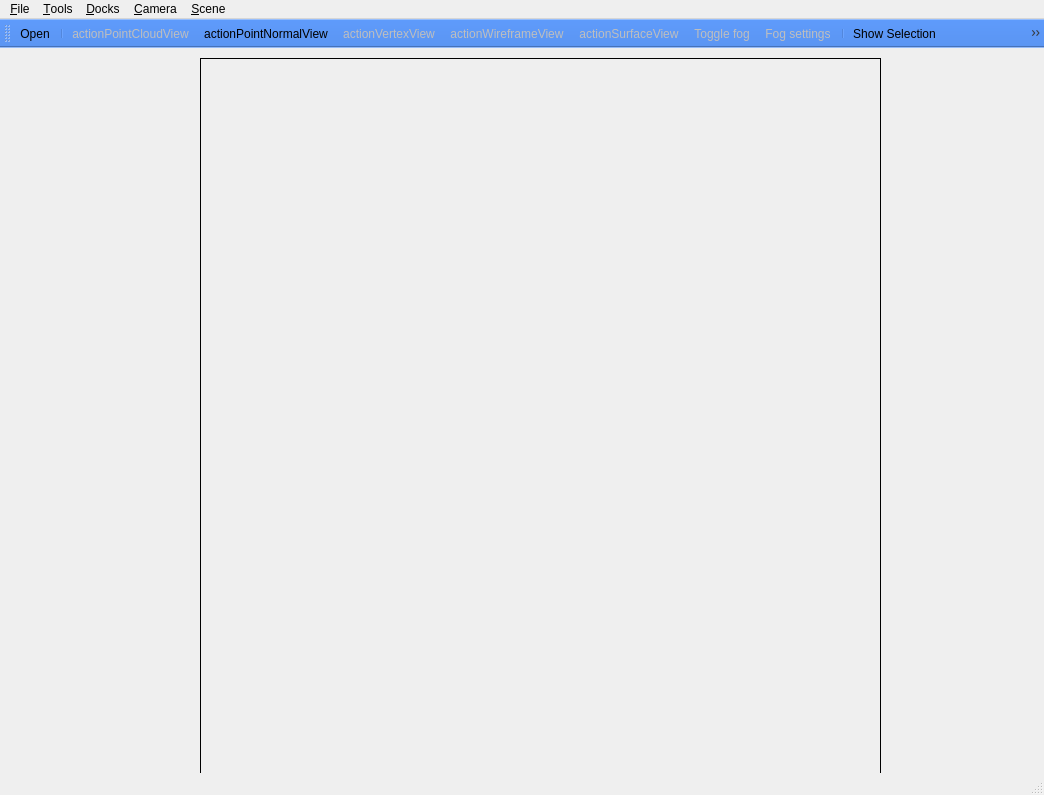
Above: src/qglviewer/ui/MainWindow.ui from uos/lvr2 before the change. Below: the same form after it.
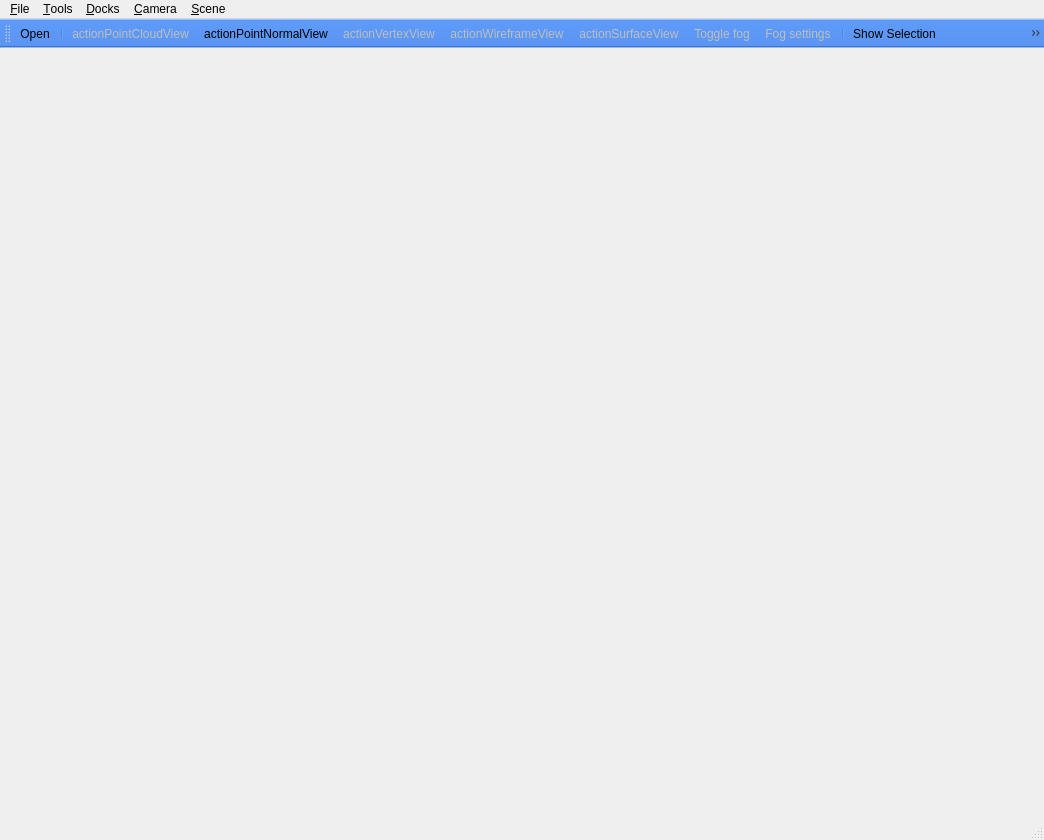
That is the form after the change. Icons and pictures are not drawn.

The edit to the form file:
```diff
--- a/src/qglviewer/ui/MainWindow.ui
+++ b/src/qglviewer/ui/MainWindow.ui
@@ -7,7 +7,7 @@
     <x>0</x>
     <y>0</y>
     <width>1044</width>
-    <height>795</height>
+    <height>840</height>
    </rect>
   </property>
   <property name="sizePolicy">
@@ -31,439 +31,7 @@
   <property name="windowTitle">
    <string>MainWindow</string>
   </property>
-  <widget class="QWidget" name="centralwidget">
-   <widget class="QFrame" name="renderFrame">
-    <property name="geometry">
-     <rect>
-      <x>200</x>
-      <y>10</y>
-      <width>681</width>
-      <height>731</height>
-     </rect>
-    </property>
-    <property name="palette">
-     <palette>
-      <active>
-       <colorrole role="WindowText">
-        <brush brushstyle="SolidPattern">
-         <color alpha="255">
-          <red>255</red>
-          <green>255</green>
-          <blue>255</blue>
-         </color>
-        </brush>
-       </colorrole>
-       <colorrole role="Button">
-        <brush brushstyle="SolidPattern">
-         <color alpha="255">
-          <red>0</red>
-          <green>0</green>
-          <blue>0</blue>
-         </color>
-        </brush>
-       </colorrole>
-       <colorrole role="Light">
-        <brush brushstyle="SolidPattern">
-         <color alpha="255">
-          <red>0</red>
-          <green>0</green>
-          <blue>0</blue>
-         </color>
-        </brush>
-       </colorrole>
-       <colorrole role="Midlight">
-        <brush brushstyle="SolidPattern">
-         <color alpha="255">
-          <red>0</red>
-          <green>0</green>
-          <blue>0</blue>
-         </color>
-        </brush>
-       </colorrole>
-       <colorrole role="Dark">
-        <brush brushstyle="SolidPattern">
-         <color alpha="255">
-          <red>0</red>
-          <green>0</green>
-          <blue>0</blue>
-         </color>
-        </brush>
-       </colorrole>
-       <colorrole role="Mid">
-        <brush brushstyle="SolidPattern">
-         <color alpha="255">
-          <red>0</red>
-          <green>0</green>
-          <blue>0</blue>
-         </color>
-        </brush>
-       </colorrole>
-       <colorrole role="Text">
-        <brush brushstyle="SolidPattern">
-         <color alpha="255">
-          <red>255</red>
-          <green>255</green>
-          <blue>255</blue>
-         </color>
-        </brush>
-       </colorrole>
-       <colorrole role="BrightText">
-        <brush brushstyle="SolidPattern">
-         <color alpha="255">
-          <red>255</red>
-          <green>255</green>
-          <blue>255</blue>
-         </color>
-        </brush>
-       </colorrole>
-       <colorrole role="ButtonText">
-        <brush brushstyle="SolidPattern">
-         <color alpha="255">
-          <red>255</red>
-          <green>255</green>
-          <blue>255</blue>
-         </color>
-        </brush>
-       </colorrole>
-       <colorrole role="Base">
-        <brush brushstyle="SolidPattern">
-         <color alpha="255">
-          <red>0</red>
-          <green>0</green>
-          <blue>0</blue>
-         </color>
-        </brush>
-       </colorrole>
-       <colorrole role="Window">
-        <brush brushstyle="SolidPattern">
-         <color alpha="255">
-          <red>0</red>
-          <green>0</green>
-          <blue>0</blue>
-         </color>
-        </brush>
-       </colorrole>
-       <colorrole role="Shadow">
-        <brush brushstyle="SolidPattern">
-         <color alpha="255">
-          <red>0</red>
-          <green>0</green>
-          <blue>0</blue>
-         </color>
-        </brush>
-       </colorrole>
-       <colorrole role="AlternateBase">
-        <brush brushstyle="SolidPattern">
-         <color alpha="255">
-          <red>0</red>
-          <green>0</green>
-          <blue>0</blue>
-         </color>
-        </brush>
-       </colorrole>
-       <colorrole role="ToolTipBase">
-        <brush brushstyle="SolidPattern">
-         <color alpha="255">
-          <red>255</red>
-          <green>255</green>
-          <blue>220</blue>
-         </color>
-        </brush>
-       </colorrole>
-       <colorrole role="ToolTipText">
-        <brush brushstyle="SolidPattern">
-         <color alpha="255">
-          <red>0</red>
-          <green>0</green>
-          <blue>0</blue>
-         </color>
-        </brush>
-       </colorrole>
-      </active>
-      <inactive>
-       <colorrole role="WindowText">
-        <brush brushstyle="SolidPattern">
-         <color alpha="255">
-          <red>255</red>
-          <green>255</green>
-          <blue>255</blue>
-         </color>
-        </brush>
-       </colorrole>
-       <colorrole role="Button">
-        <brush brushstyle="SolidPattern">
-         <color alpha="255">
-          <red>0</red>
-          <green>0</green>
-          <blue>0</blue>
-         </color>
-        </brush>
-       </colorrole>
-       <colorrole role="Light">
-        <brush brushstyle="SolidPattern">
-         <color alpha="255">
-          <red>0</red>
-          <green>0</green>
-          <blue>0</blue>
-         </color>
-        </brush>
-       </colorrole>
-       <colorrole role="Midlight">
-        <brush brushstyle="SolidPattern">
-         <color alpha="255">
-          <red>0</red>
-          <green>0</green>
-          <blue>0</blue>
-         </color>
-        </brush>
-       </colorrole>
-       <colorrole role="Dark">
-        <brush brushstyle="SolidPattern">
-         <color alpha="255">
-          <red>0</red>
-          <green>0</green>
-          <blue>0</blue>
-         </color>
-        </brush>
-       </colorrole>
-       <colorrole role="Mid">
-        <brush brushstyle="SolidPattern">
-         <color alpha="255">
-          <red>0</red>
-          <green>0</green>
-          <blue>0</blue>
-         </color>
-        </brush>
-       </colorrole>
-       <colorrole role="Text">
-        <brush brushstyle="SolidPattern">
-         <color alpha="255">
-          <red>255</red>
-          <green>255</green>
-          <blue>255</blue>
-         </color>
-        </brush>
-       </colorrole>
-       <colorrole role="BrightText">
-        <brush brushstyle="SolidPattern">
-         <color alpha="255">
-          <red>255</red>
-          <green>255</green>
-          <blue>255</blue>
-         </color>
-        </brush>
-       </colorrole>
-       <colorrole role="ButtonText">
-        <brush brushstyle="SolidPattern">
-         <color alpha="255">
-          <red>255</red>
-          <green>255</green>
-          <blue>255</blue>
-         </color>
-        </brush>
-       </colorrole>
-       <colorrole role="Base">
-        <brush brushstyle="SolidPattern">
-         <color alpha="255">
-          <red>0</red>
-          <green>0</green>
-          <blue>0</blue>
-         </color>
-        </brush>
-       </colorrole>
-       <colorrole role="Window">
-        <brush brushstyle="SolidPattern">
-         <color alpha="255">
-          <red>0</red>
-          <green>0</green>
-          <blue>0</blue>
-         </color>
-        </brush>
-       </colorrole>
-       <colorrole role="Shadow">
-        <brush brushstyle="SolidPattern">
-         <color alpha="255">
-          <red>0</red>
-          <green>0</green>
-          <blue>0</blue>
-         </color>
-        </brush>
-       </colorrole>
-       <colorrole role="AlternateBase">
-        <brush brushstyle="SolidPattern">
-         <color alpha="255">
-          <red>0</red>
-          <green>0</green>
-          <blue>0</blue>
-         </color>
-        </brush>
-       </colorrole>
-       <colorrole role="ToolTipBase">
-        <brush brushstyle="SolidPattern">
-         <color alpha="255">
-          <red>255</red>
-          <green>255</green>
-          <blue>220</blue>
-         </color>
-        </brush>
-       </colorrole>
-       <colorrole role="ToolTipText">
-        <brush brushstyle="SolidPattern">
-         <color alpha="255">
-          <red>0</red>
-          <green>0</green>
-          <blue>0</blue>
-         </color>
-        </brush>
-       </colorrole>
-      </inactive>
-      <disabled>
-       <colorrole role="WindowText">
-        <brush brushstyle="SolidPattern">
-         <color alpha="255">
-          <red>0</red>
-          <green>0</green>
-          <blue>0</blue>
-         </color>
-        </brush>
-       </colorrole>
-       <colorrole role="Button">
-        <brush brushstyle="SolidPattern">
-         <color alpha="255">
-          <red>0</red>
-          <green>0</green>
-          <blue>0</blue>
-         </color>
-        </brush>
-       </colorrole>
-       <colorrole role="Light">
-        <brush brushstyle="SolidPattern">
-         <color alpha="255">
-          <red>0</red>
-          <green>0</green>
-          <blue>0</blue>
-         </color>
-        </brush>
-       </colorrole>
-       <colorrole role="Midlight">
-        <brush brushstyle="SolidPattern">
-         <color alpha="255">
-          <red>0</red>
-          <green>0</green>
-          <blue>0</blue>
-         </color>
-        </brush>
-       </colorrole>
-       <colorrole role="Dark">
-        <brush brushstyle="SolidPattern">
-         <color alpha="255">
-          <red>0</red>
-          <green>0</green>
-          <blue>0</blue>
-         </color>
-        </brush>
-       </colorrole>
-       <colorrole role="Mid">
-        <brush brushstyle="SolidPattern">
-         <color alpha="255">
-          <red>0</red>
-          <green>0</green>
-          <blue>0</blue>
-         </color>
-        </brush>
-       </colorrole>
-       <colorrole role="Text">
-        <brush brushstyle="SolidPattern">
-         <color alpha="255">
-          <red>0</red>
-          <green>0</green>
-          <blue>0</blue>
-         </color>
-        </brush>
-       </colorrole>
-       <colorrole role="BrightText">
-        <brush brushstyle="SolidPattern">
-         <color alpha="255">
-          <red>255</red>
-          <green>255</green>
-          <blue>255</blue>
-         </color>
-        </brush>
-       </colorrole>
-       <colorrole role="ButtonText">
-        <brush brushstyle="SolidPattern">
-         <color alpha="255">
-          <red>0</red>
-          <green>0</green>
-          <blue>0</blue>
-         </color>
-        </brush>
-       </colorrole>
-       <colorrole role="Base">
-        <brush brushstyle="SolidPattern">
-         <color alpha="255">
-          <red>0</red>
-          <green>0</green>
-          <blue>0</blue>
-         </color>
-        </brush>
-       </colorrole>
-       <colorrole role="Window">
-        <brush brushstyle="SolidPattern">
-         <color alpha="255">
-          <red>0</red>
-          <green>0</green>
-          <blue>0</blue>
-         </color>
-        </brush>
-       </colorrole>
-       <colorrole role="Shadow">
-        <brush brushstyle="SolidPattern">
-         <color alpha="255">
-          <red>0</red>
-          <green>0</green>
-          <blue>0</blue>
-         </color>
-        </brush>
-       </colorrole>
-       <colorrole role="AlternateBase">
-        <brush brushstyle="SolidPattern">
-         <color alpha="255">
-          <red>0</red>
-          <green>0</green>
-          <blue>0</blue>
-         </color>
-        </brush>
-       </colorrole>
-       <colorrole role="ToolTipBase">
-        <brush brushstyle="SolidPattern">
-         <color alpha="255">
-          <red>255</red>
-          <green>255</green>
-          <blue>220</blue>
-         </color>
-        </brush>
-       </colorrole>
-       <colorrole role="ToolTipText">
-        <brush brushstyle="SolidPattern">
-         <color alpha="255">
-          <red>0</red>
-          <green>0</green>
-          <blue>0</blue>
-         </color>
-        </brush>
-       </colorrole>
-      </disabled>
-     </palette>
-    </property>
-    <property name="frameShape">
-     <enum>QFrame::StyledPanel</enum>
-    </property>
-    <property name="frameShadow">
-     <enum>QFrame::Raised</enum>
-    </property>
-   </widget>
-  </widget>
+  <widget class="QWidget" name="centralwidget"/>
   <widget class="QMenuBar" name="menubar">
    <property name="geometry">
     <rect>
```
